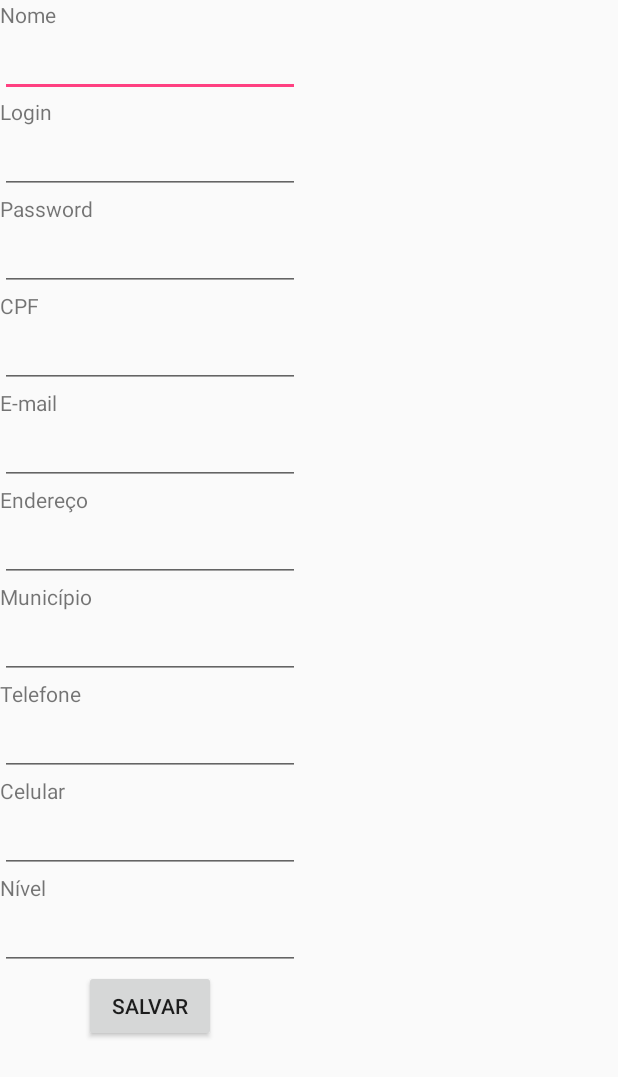
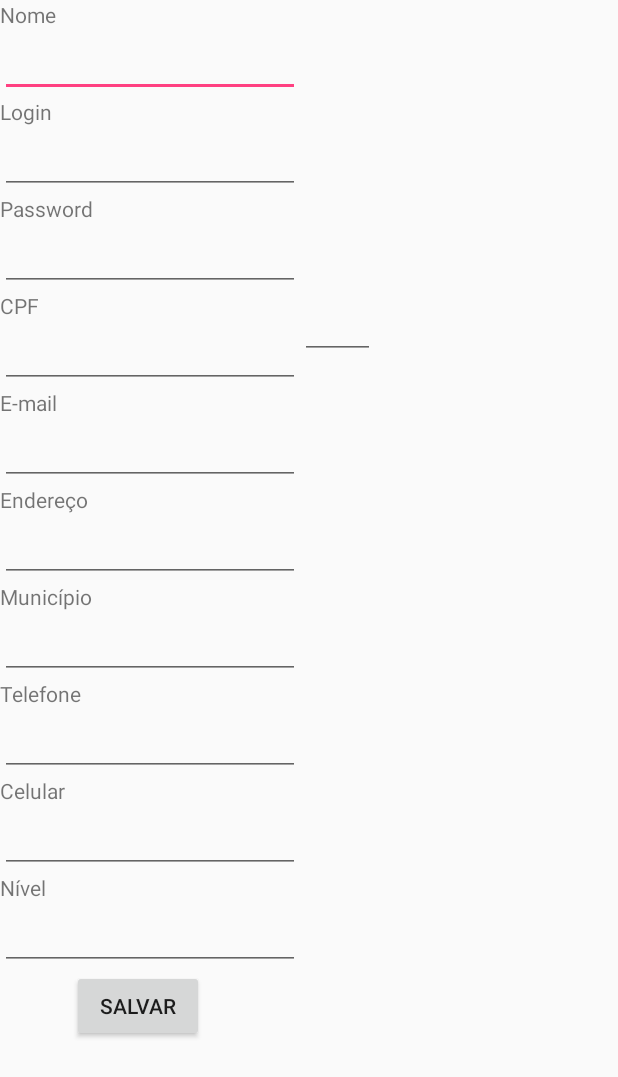
Before and after one commit to juniosendreto/android, an Android app: the screen it shows after launch (CadastroActivity), after a tap on an icon or button, on a phone screen of 412 x 824 dp. Shown: the top 1077 px of the screen. Run offline under Robolectric (Android 15) with nearby library versions, the phone set to English and light mode, and no system bars.

```diff
--- a/app/src/main/java/br/com/inpe/Activitys/MainActivity.java
+++ b/app/src/main/java/br/com/inpe/Activitys/MainActivity.java
@@ -34,7 +34,7 @@ public class MainActivity extends AppCompatActivity {
             @Override
             public void onClick(View v) {
                 try {
-                    chamarActivity(v, Class.forName("br.com.inpe.Activitys.CadastroActivity"));
+                    chamarActivity(Class.forName("br.com.inpe.Activitys.CadastroActivity"));
                 } catch (ClassNotFoundException e) {
                     Log.d("ERRO CHAMADA CADASTRO", e.getMessage());
                 }
@@ -45,12 +45,14 @@ public class MainActivity extends AppCompatActivity {
             @Override
             public void onClick(View v) {
                 try {
-                    chamarActivity(v, Class.forName("br.com.inpe.Activitys.TelaInicialActivity"));
+                    chamarActivity(Class.forName("br.com.inpe.Activitys.TelaInicialActivity"));
                 } catch (ClassNotFoundException e) {
                     Log.d("ERRO CHAMADA TELA", e.getMessage());
                 }
             }
         });
+
+        validarCfp("39761555860");
     }
 
     @Override
@@ -64,10 +66,64 @@ public class MainActivity extends AppCompatActivity {
         return super.getParentActivityIntent().addFlags(Intent.FLAG_ACTIVITY_CLEAR_TOP);
     }
 
-    public void chamarActivity(View view, Class c) {
+    public void chamarActivity(Class novaActivity) {
 
-        Intent secondActivity = new Intent(this, c);
-        startActivity(secondActivity);
+        Intent abrirActivity = new Intent(this, novaActivity);
+        startActivity(abrirActivity);
+    }
+
+    public void validarCfp(String password){
+
+        Integer numeroMultiplicacao;
+        String digito = "";
+
+        for(int i = 0; i < 2; i++){
+            Integer calculo = 0;
+            Integer calculoAux = 0;
+
+            if(i == 0){
+                numeroMultiplicacao = 10;
+                // 1 2 3 4 5 6 7 8 9 | 10 11
+                for(int j = 0; j < 9; j++){
+                    calculo = calculo + Integer.parseInt(String.valueOf(password.charAt(j))) * numeroMultiplicacao;
+                    Log.d("total", "------" + password.charAt(j) + " " + numeroMultiplicacao + " " + calculo);
+
+                    numeroMultiplicacao--;
+                }
+                //Log.d("total", "------" + calculo);
+                calculoAux = 11 - (calculo % 11);
+                //Log.d("total", "------" + calculoAux);
+
+
+                if(calculoAux == 10 || calculoAux == 11) {
+                    digito = "0";
+                }else{
+                    digito = Integer.toString(calculoAux);
+                }
+
+            }else if(i == 1){
+                numeroMultiplicacao = 11;
+
+                for(int j = 0; j < 10; j++){
+                    calculo = calculo + (Integer.parseInt(String.valueOf(password.charAt(j))) * numeroMultiplicacao);
+                    numeroMultiplicacao--;
+
+                }
+                calculoAux = 11 - (calculo % 11);
+                //Log.d("total", "------" + calculoAux);
+
+
+                if(calculoAux == 10 || calculoAux == 11) {
+                    digito = digito + "0";
+                }else{
+                    digito = digito + Integer.toString(calculoAux);
+                }
+
+            }
+        }
+
+        Log.d("Digito", "--------" + digito);
+
     }
 
 }
--- a/app/src/main/res/layout/activity_cadastro.xml
+++ b/app/src/main/res/layout/activity_cadastro.xml
@@ -1,13 +1,14 @@
 <?xml version="1.0" encoding="utf-8"?>
-<LinearLayout
+<RelativeLayout
     android:layout_width="fill_parent"
-    android:layout_height="fill_parent"
+    android:layout_height="match_parent"
     xmlns:android="http://schemas.android.com/apk/res/android"
     android:baselineAligned="false">
 
     <ScrollView
         android:layout_width="wrap_content"
-        android:layout_height="wrap_content">
+        android:layout_height="wrap_content"
+        android:id="@+id/scrollView">
         <LinearLayout
             android:layout_width="wrap_content"
             android:layout_height="wrap_content"
@@ -17,12 +18,12 @@
                 android:layout_width="wrap_content"
                 android:layout_height="wrap_content"
                 android:text="Nome"
-                android:id="@+id/NomeView" />
+                android:id="@+id/nomeView" />
 
             <EditText
                 android:layout_width="200dp"
                 android:layout_height="wrap_content"
-                android:id="@+id/NomeEditText"
+                android:id="@+id/nomeEditText"
                 android:layout_gravity="center_horizontal" />
 
             <TextView
@@ -34,7 +35,7 @@
             <EditText
                 android:layout_width="200dp"
                 android:layout_height="wrap_content"
-                android:id="@+id/LoginEditText"
+                android:id="@+id/loginEditText"
                 android:layout_gravity="center_horizontal" />
 
             <TextView
@@ -61,6 +62,7 @@
                 android:layout_height="wrap_content"
                 android:id="@+id/cpfEditText"
                 android:layout_gravity="center_horizontal" />
+
 
             <TextView
                 android:layout_width="wrap_content"
@@ -134,15 +136,30 @@
                 android:id="@+id/nivelEditText"
                 android:layout_gravity="center_horizontal" />
 
-            <Button
-                android:layout_width="wrap_content"
-                android:layout_height="wrap_content"
-                android:text="Salvar"
-                android:id="@+id/salvarButton"
-                android:layout_gravity="center_horizontal" />
-
-
 
         </LinearLayout>
     </ScrollView>
-</LinearLayout>
+
+    <Button
+        android:layout_width="wrap_content"
+        android:layout_height="wrap_content"
+        android:text="Salvar"
+        android:id="@+id/salvarButton"
+        android:layout_gravity="center_horizontal"
+        android:layout_below="@+id/scrollView"
+        android:layout_alignParentLeft="true"
+        android:layout_alignParentStart="true"
+        android:layout_marginLeft="48dp"
+        android:layout_marginStart="48dp" />
+
+    <EditText
+        android:layout_width="50dp"
+        android:layout_height="wrap_content"
+        android:id="@+id/digitoCpfEditText"
+        android:layout_marginTop="194dp"
+        android:layout_alignParentTop="true"
+        android:layout_toEndOf="@+id/scrollView"
+        android:layout_toRightOf="@+id/scrollView" />
+
+
+</RelativeLayout>
```
Also changed, not shown: app/src/main/java/br/com/inpe/api/model/Usuario.java (+71 -1 lines).
